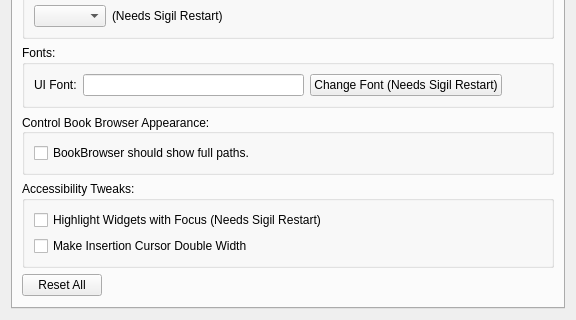
Old version of the form src/Form_Files/PAppearanceWidget.ui in the repository Sigil-Ebook/Sigil; both pictures show x 0 to 576 and y 162 to 482 of the 576 by 482 pixel window.
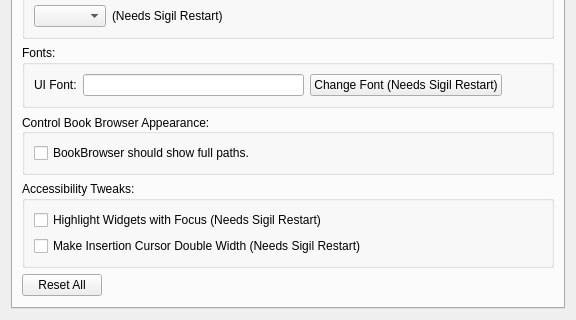
New version of the form. The open tabs and pages were chosen to show the change.

Commit message: Add 'needs restart' label to new pref [skip ci]

Patch:
```diff
--- a/src/Form_Files/PAppearanceWidget.ui
+++ b/src/Form_Files/PAppearanceWidget.ui
@@ -725,7 +725,7 @@
              <string>Make insertion cursor more visible</string>
             </property>
             <property name="text">
-             <string>Make Insertion Cursor Double Width</string>
+             <string>Make Insertion Cursor Double Width (Needs Sigil Restart)</string>
             </property>
            </widget>
           </item>
```
